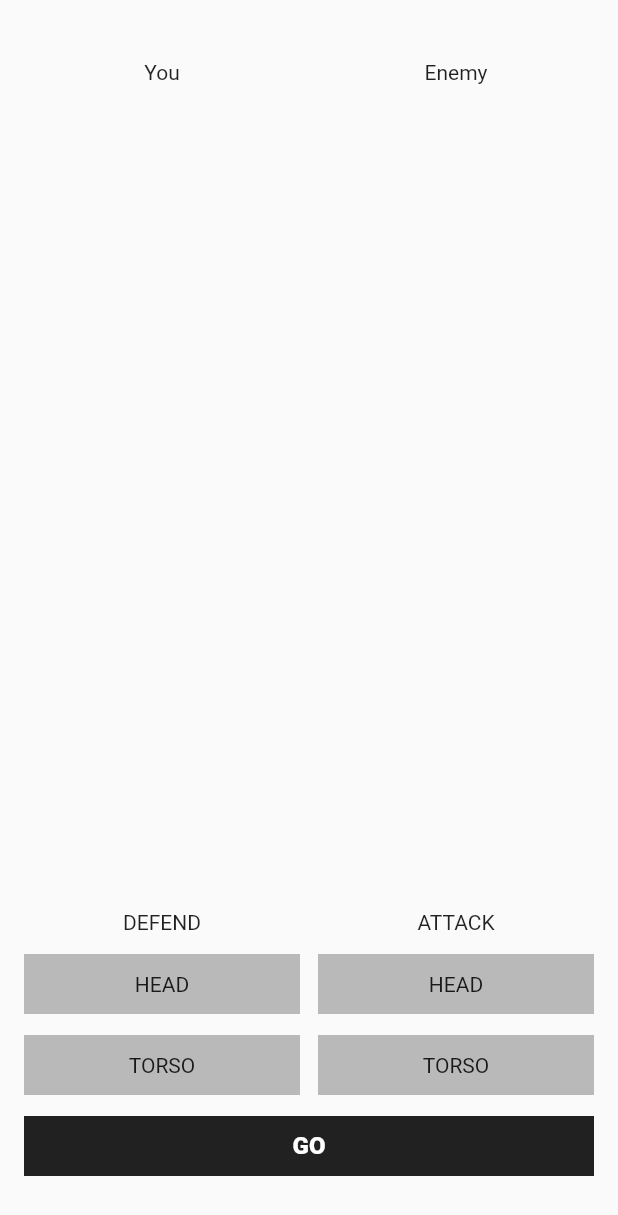
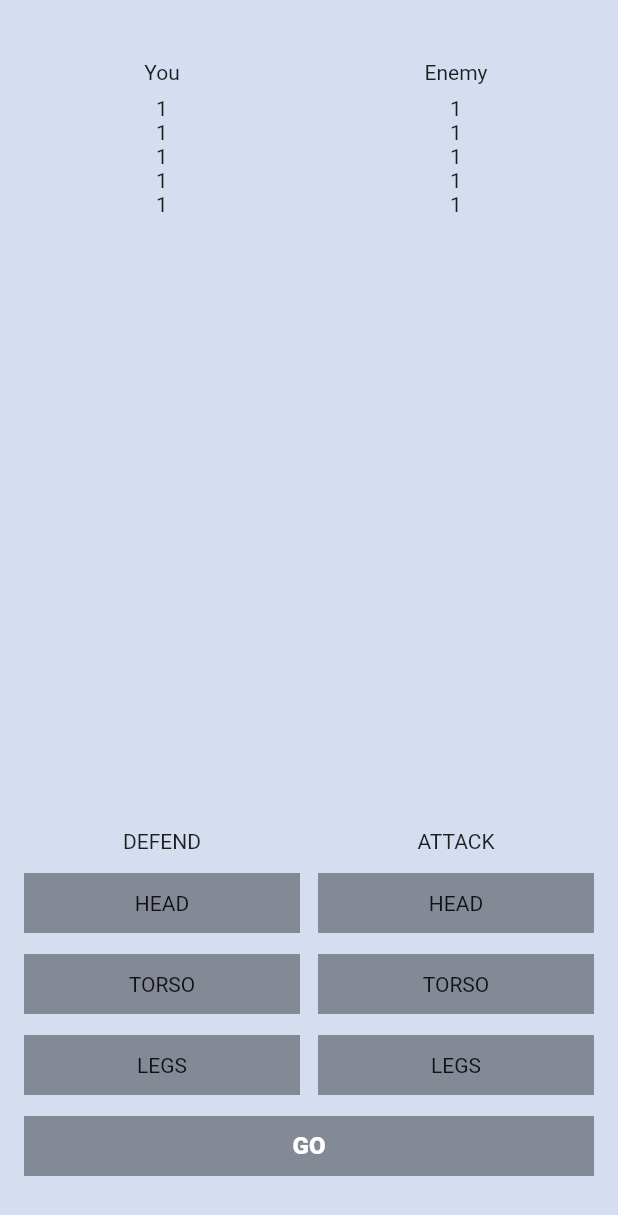
Before and after one commit to friendboy1/flutter_fight_club, a Flutter app: the screen it shows after launch, on a phone screen of 412 x 824 dp. Shown: the top 1215 px of the screen. Run offline on Flutter 3.47's test engine with Material 2 defaults, Android fonts, the phone set to English and light mode, and no system bars.

Commit message:
homework for lesson 2

```diff
--- a/lib/main.dart
+++ b/lib/main.dart
@@ -24,21 +24,54 @@ class MyHomePage extends StatefulWidget {
 class _MyHomePageState extends State<MyHomePage> {
   BodyPart? defendingBodyPart;
   BodyPart? attackingBodyPart;
+  Color colorButtonGo = Colors.black38;
 
   @override
   Widget build(BuildContext context) {
     return Scaffold(
-      body: Column(
+      body: ColoredBox(
+        color: const Color.fromRGBO(213, 222, 240, 1),
+        child: Column(
           children: [
-          SizedBox(
-            height: 40,
-          ),
+            SizedBox(height: 40),
             Row(
               children: [
                 SizedBox(width: 16),
                 Expanded(child: Center(child: Text("You"))),
                 SizedBox(width: 12),
                 Expanded(child: Center(child: Text("Enemy"))),
+                SizedBox(width: 16),
+              ],
+            ),
+            SizedBox(height: 8),
+            Row(
+              children: [
+                SizedBox(width: 16),
+                Expanded(
+                  flex: 1,
+                  child: Column(
+                    children: [
+                      Center(child: Text("1")),
+                      Center(child: Text("1")),
+                      Center(child: Text("1")),
+                      Center(child: Text("1")),
+                      Center(child: Text("1")),
+                    ],
+                  ),
+                ),
+                SizedBox(width: 12),
+                Expanded(
+                  flex: 1,
+                  child: Column(
+                    children: [
+                      Center(child: Text("1")),
+                      Center(child: Text("1")),
+                      Center(child: Text("1")),
+                      Center(child: Text("1")),
+                      Center(child: Text("1")),
+                    ],
+                  ),
+                ),
                 SizedBox(width: 16),
               ],
             ),
@@ -64,6 +97,12 @@ class _MyHomePageState extends State<MyHomePage> {
                         bodyPart: BodyPart.torso,
                         selected: defendingBodyPart == BodyPart.torso,
                         bodyPartSetter: _selectDefendingBodyPart,
+                      ),
+                      SizedBox(height: 14),
+                      BodyPartButton(
+                        bodyPart: BodyPart.legs,
+                        selected: defendingBodyPart == BodyPart.legs,
+                        bodyPartSetter: _selectDefendingBodyPart,
                       )
                     ],
                   ),
@@ -81,12 +120,16 @@ class _MyHomePageState extends State<MyHomePage> {
                         selected: attackingBodyPart == BodyPart.head,
                         bodyPartSetter: _selectAttackingBodyPart,
                       ),
-                    SizedBox(
-                      height: 14,
-                    ),
+                      SizedBox(height: 14),
                       BodyPartButton(
                         bodyPart: BodyPart.torso,
                         selected: attackingBodyPart == BodyPart.torso,
+                        bodyPartSetter: _selectAttackingBodyPart,
+                      ),
+                      SizedBox(height: 14),
+                      BodyPartButton(
+                        bodyPart: BodyPart.legs,
+                        selected: attackingBodyPart == BodyPart.legs,
                         bodyPartSetter: _selectAttackingBodyPart,
                       )
                     ],
@@ -104,8 +147,10 @@ class _MyHomePageState extends State<MyHomePage> {
                 Expanded(
                     child: SizedBox(
                   height: 40,
+                  child: GestureDetector(
+                    onTap: _onTapButtonGo,
                     child: ColoredBox(
-                  color: Colors.black87,
+                      color: colorButtonGo,
                       child: Center(
                           child: Text(
                         "Go".toUpperCase(),
@@ -114,6 +159,7 @@ class _MyHomePageState extends State<MyHomePage> {
                             fontSize: 16,
                             color: Colors.white),
                       )),
+                    ),
                   ),
                 )),
                 SizedBox(
@@ -124,19 +170,36 @@ class _MyHomePageState extends State<MyHomePage> {
             SizedBox(height: 40)
           ],
         ),
+      ),
     );
   }
 
   void _selectDefendingBodyPart(final BodyPart value) {
     setState(() {
       defendingBodyPart = value;
+      if (attackingBodyPart != null) {
+        colorButtonGo = Colors.black87;
+      }
     });
   }
 
   void _selectAttackingBodyPart(final BodyPart value) {
     setState(() {
       attackingBodyPart = value;
+      if (defendingBodyPart != null) {
+        colorButtonGo = Colors.black87;
+      }
     });
+  }
+
+  void _onTapButtonGo() {
+    if (attackingBodyPart != null && defendingBodyPart != null) {
+      setState(() {
+        defendingBodyPart = null;
+        attackingBodyPart = null;
+        colorButtonGo = Colors.black38;
+      });
+    }
   }
 }
 
@@ -147,6 +210,7 @@ class BodyPart {
 
   static const head = BodyPart._("Head");
   static const torso = BodyPart._("Torso");
+  static const legs = BodyPart._("Legs");
 
   @override
   String toString() {
@@ -174,7 +238,7 @@ class BodyPartButton extends StatelessWidget {
         height: 40,
         child: ColoredBox(
           color:
-              selected ? const Color.fromRGBO(28, 121, 206, 1) : Colors.black26,
+              selected ? const Color.fromRGBO(28, 121, 206, 1) : Colors.black38,
           child: Center(child: Text(bodyPart.name.toUpperCase())),
         ),
       ),
```
Lines whose indentation alone changed are shown as unchanged.
